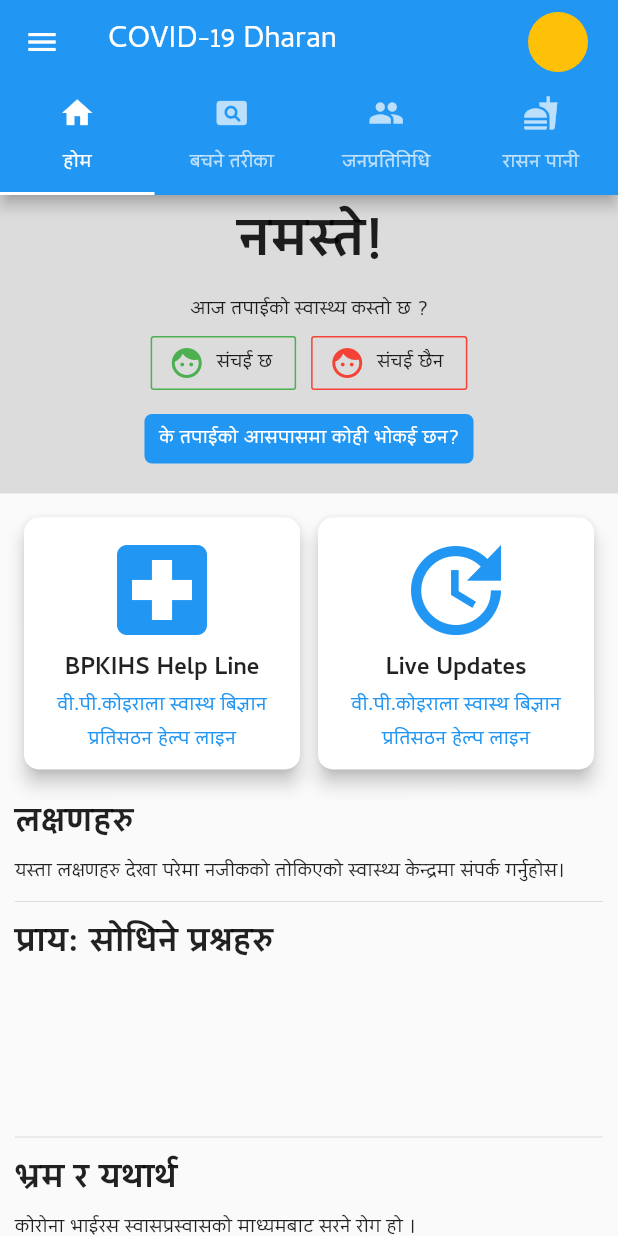
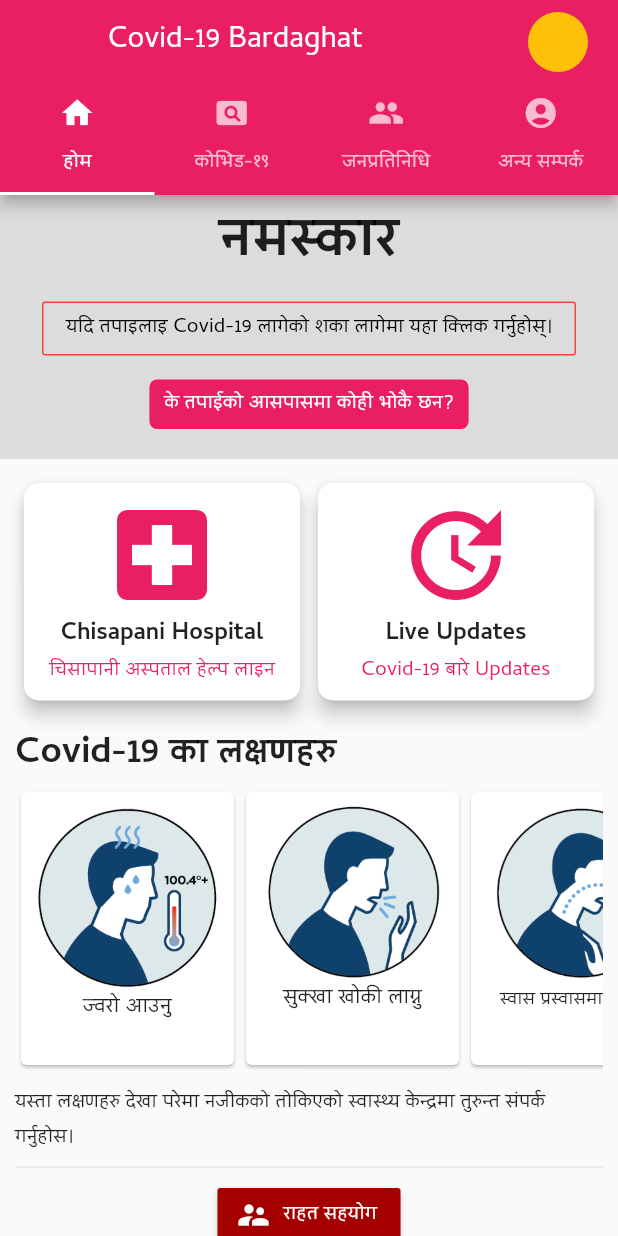
Before and after one commit to aashizpoudel/covidapp, a Flutter app: the screen it shows after launch, on a phone screen of 412 x 824 dp. Run offline on Flutter 3.47's test engine with Material 2 defaults, Android fonts, the phone set to English and light mode, and no system bars.

```diff
--- a/lib/Screens/first_tab.dart
+++ b/lib/Screens/first_tab.dart
@@ -11,36 +11,20 @@ class FirstTab extends StatelessWidget {
           child: Column(
             children: <Widget>[
               Text(
-                'नमस्ते!',
+                'नमस्कार',
                 style: TextStyle(
                   fontSize: 40,
                   fontWeight: FontWeight.bold,
                 ),
               ),
-              Text('आज तपाईको स्वास्थ्य कस्तो छ ?'),
-              Row(
-                mainAxisAlignment: MainAxisAlignment.center,
-                children: <Widget>[
-                  OutlineButton.icon(
-                    borderSide: BorderSide(color: Colors.green),
-                    onPressed: () {},
-                    icon: Icon(
-                      Icons.face,
-                      color: Colors.green,
-                    ),
-                    label: Text('संचई छ'),
-                  ),
-                  SizedBox(width: 10,),
-                  OutlineButton.icon(
-                    borderSide: BorderSide(color: Colors.red),
-                    onPressed: () {},
-                    icon: Icon(
-                      Icons.face,
-                      color: Colors.red,
-                    ),
-                    label: Text('संचई छैन'),
-                  ),
-                ],
+              OutlineButton(
+                textColor: Colors.black,
+                borderSide: BorderSide(color: Colors.red),
+                onPressed: (){
+
+                },
+                child: Text(
+                    'यदि तपाइलाइ Covid-19 लागेको शका लागेमा यहा क्लिक गर्नुहोस्।'),
               ),
               Container(
                 margin: EdgeInsets.symmetric(vertical: 10),
@@ -50,7 +34,7 @@ class FirstTab extends StatelessWidget {
                   borderRadius: BorderRadius.circular(5),
                 ),
                 child: Text(
-                  'के तपाईको आसपासमा कोही भोकई छन?',
+                  'के तपाईको आसपासमा कोही भोकै छन?',
                   style: TextStyle(color: Colors.white),
                 ),
               ),
@@ -60,8 +44,11 @@ class FirstTab extends StatelessWidget {
             ],
           ),
         ),
+        SizedBox(
+          height: 10,
+        ),
         Container(
-          padding: EdgeInsets.all(10),
+          padding: EdgeInsets.symmetric(horizontal: 10),
           child: Column(
             crossAxisAlignment: CrossAxisAlignment.start,
             children: <Widget>[
@@ -69,17 +56,15 @@ class FirstTab extends StatelessWidget {
                 children: <Widget>[
                   Expanded(
                     child: MiddleCard(
-                      titleLabel: 'BPKIHS Help Line',
-                      bodyLabel:
-                          'वी.पी.कोइराला स्वास्थ बिज्ञान प्रतिसठन हेल्प लाइन',
+                      titleLabel: 'Chisapani Hospital',
+                      bodyLabel: 'चिसापानी अस्पताल हेल्प लाइन',
                       icon: Icons.local_hospital,
                     ),
                   ),
                   Expanded(
                     child: MiddleCard(
                       titleLabel: 'Live Updates',
-                      bodyLabel:
-                          'वी.पी.कोइराला स्वास्थ बिज्ञान प्रतिसठन हेल्प लाइन',
+                      bodyLabel: 'Covid-19 बारे Updates',
                       icon: Icons.update,
                     ),
                   )
@@ -89,35 +74,101 @@ class FirstTab extends StatelessWidget {
                 height: 10,
               ),
               Text(
-                'लक्षणहरु',
-                style: TextStyle(fontSize: 25, fontWeight: FontWeight.bold),
-              ),
-              Text(
-                  'यस्ता लक्षणहरु देखा परेमा नजीकको तोकिएको स्वास्थ्य केन्द्रमा संपर्क गर्नुहोस।'),
-              Divider(),
-              Text(
-                'प्राय: सोधिने प्रश्नहरु',
+                'Covid-19 का लक्षणहरु',
                 style: TextStyle(fontSize: 25, fontWeight: FontWeight.bold),
               ),
               Container(
-                height: 100,
+                height: 190,
+                child: ListView(
+                    scrollDirection: Axis.horizontal,
+                    children: <Widget>[
+                      Container(
+                        width: 150,
+                        child: Card(
+                            child: Padding(
+                          padding: const EdgeInsets.all(8.0),
+                          child: Wrap(children: [
+                            Image.asset("images/jworo.png"),
+                            Center(
+                              child: Text(
+                                "ज्वरो आउनु",
+                                style: TextStyle(fontSize: 15),
+                              ),
+                            )
+                          ]),
+                        )),
+                      ),
+                      Container(
+                        width: 150,
+                        child: Card(
+                            child: Padding(
+                          padding: const EdgeInsets.all(8.0),
+                          child: Wrap(children: [
+                            Image.asset("images/khoki.png"),
+                            Center(
+                              child: Text(
+                                "सुक्खा खोकी लाग्नु",
+                                style: TextStyle(fontSize: 15),
+                              ),
+                            )
+                          ]),
+                        )),
+                      ),
+                      Container(
+                        width: 150,
+                        child: Card(
+                            child: Padding(
+                          padding: const EdgeInsets.all(8.0),
+                          child: Wrap(children: [
+                            Image.asset("images/swas.png"),
+                            Center(
+                              child: Text(
+                                "स्वास प्रस्वासमा समस्या",
+                                style: TextStyle(fontSize: 13),
+                              ),
+                            )
+                          ]),
+                        )),
+                      ),
+                      Container(
+                        width: 150,
+                        child: Card(
+                            child: Padding(
+                          padding: const EdgeInsets.all(8.0),
+                          child: Wrap(children: [
+                            Image.asset("images/tauko.png"),
+                            Center(
+                              child: Text(
+                                "टाउको दुख्ने",
+                                style: TextStyle(fontSize: 15),
+                              ),
+                            )
+                          ]),
+                        )),
+                      ),
+                      Container(
+                        width: 150,
+                        child: Card(
+                            child: Padding(
+                          padding: const EdgeInsets.all(8.0),
+                          child: Wrap(children: [
+                            Image.asset("images/ghaati.png"),
+                            Center(
+                              child: Text(
+                                "घाटी दुख्ने",
+                                style: TextStyle(fontSize: 15),
+                              ),
+                            )
+                          ]),
+                        )),
+                      ),
+                    ]),
               ),
-              Divider(),
+              SizedBox(
+                height: 10,
+              ),
               Text(
-                'भ्रम र यथार्थ',
-                style: TextStyle(fontSize: 25, fontWeight: FontWeight.bold),
-              ),
-              Text('कोरोना भाईरस स्वासप्रस्वासको माध्यमबाट सरने रोग हो ।'),
-              Center(
-                child: OutlineButton(
-                  borderSide: BorderSide(color: Theme.of(context).accentColor),
-                  onPressed: () {},
-                  child: Text(
-                    'थप जानकारी ',
-                    style: TextStyle(color: Theme.of(context).accentColor),
-                  ),
-                ),
-              ),
+                  'यस्ता लक्षणहरु देखा परेमा नजीकको तोकिएको स्वास्थ्य केन्द्रमा तुरुन्त संपर्क गर्नुहोस।'),
               Divider(),
               Center(
                 child: RaisedButton.icon(
--- a/lib/homepage.dart
+++ b/lib/homepage.dart
@@ -10,9 +10,9 @@ class CovidHome extends StatelessWidget {
     return DefaultTabController(
       length: 4,
       child: Scaffold(
-        drawer: Drawer(),
         appBar: AppBar(
-          title: Text('COVID-19 Dharan'),
+          leading: SizedBox(width: 10,),
+          title: Text('Covid-19 Bardaghat'),
           actions: <Widget>[
             Padding(
               padding: const EdgeInsets.only(right: 20),
@@ -28,7 +28,7 @@ class CovidHome extends StatelessWidget {
               icon: Icon(Icons.home),
             ),
             Tab(
-              text: 'बचने तरीका',
+              text: 'कोभिड-१९',
               icon: Icon(Icons.pageview),
             ),
             Tab(
@@ -36,8 +36,8 @@ class CovidHome extends StatelessWidget {
               icon: Icon(Icons.people),
             ),
             Tab(
-              text: 'रासन पानी',
-              icon: Icon(Icons.fastfood),
+              text: 'अन्य सम्पर्क',
+              icon: Icon(Icons.account_circle),
             ),
           ]),
         ),
--- a/lib/main.dart
+++ b/lib/main.dart
@@ -9,7 +9,7 @@ class MyApp extends StatelessWidget {
     return MaterialApp(
       title: 'COVID-19',
       theme: ThemeData(
-        primarySwatch: Colors.blue,
+        primarySwatch: Colors.pink,
         fontFamily: 'Cambay'
       ),
       home: CovidHome(),
```
Also changed, not shown: assets/contacts.json (added, +55 -0 lines), assets/nagarpalika.json (added, +162 -0 lines), lib/Screens/fourth_tab.dart (+59 -8 lines), lib/Screens/second_tab.dart (+21 -3 lines), lib/Screens/third_tab.dart (+5 -4 lines), lib/service/Fetcher.dart (added, +30 -0 lines), pubspec.yaml (+11 -1 lines), images/default.png (renamed from images/ToDo.png), images/ghaati.png (added), images/jworo.png (added), images/khoki.png (added), images/swas.png (added), images/tauko.png (added), pubspec.lock.
